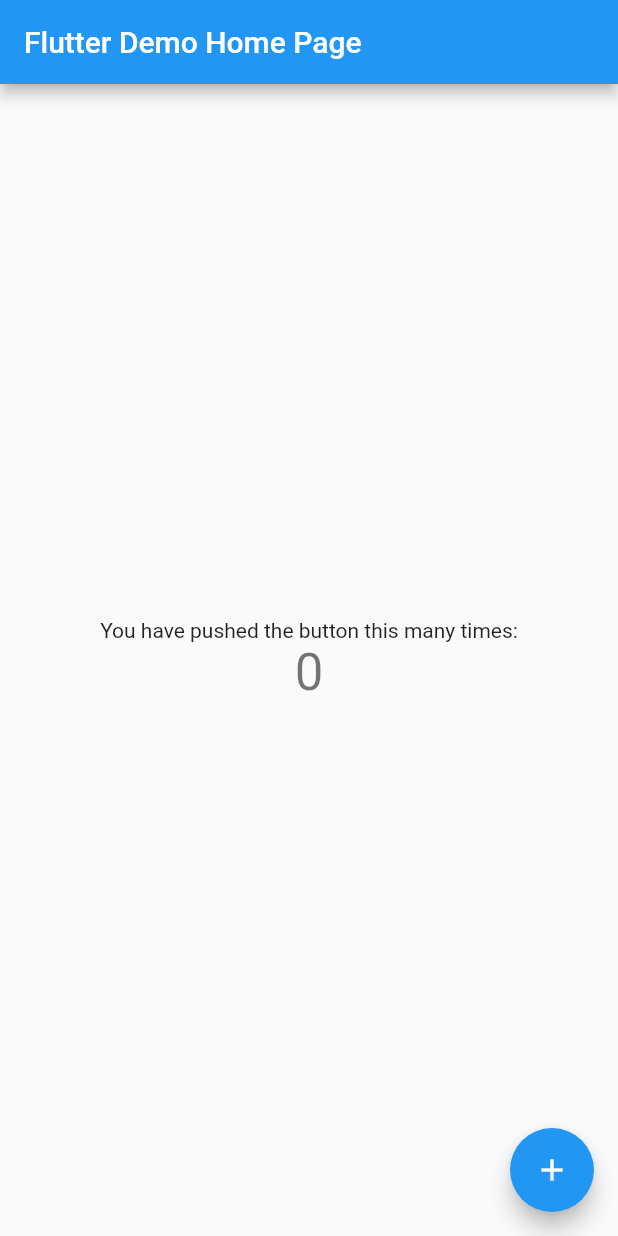
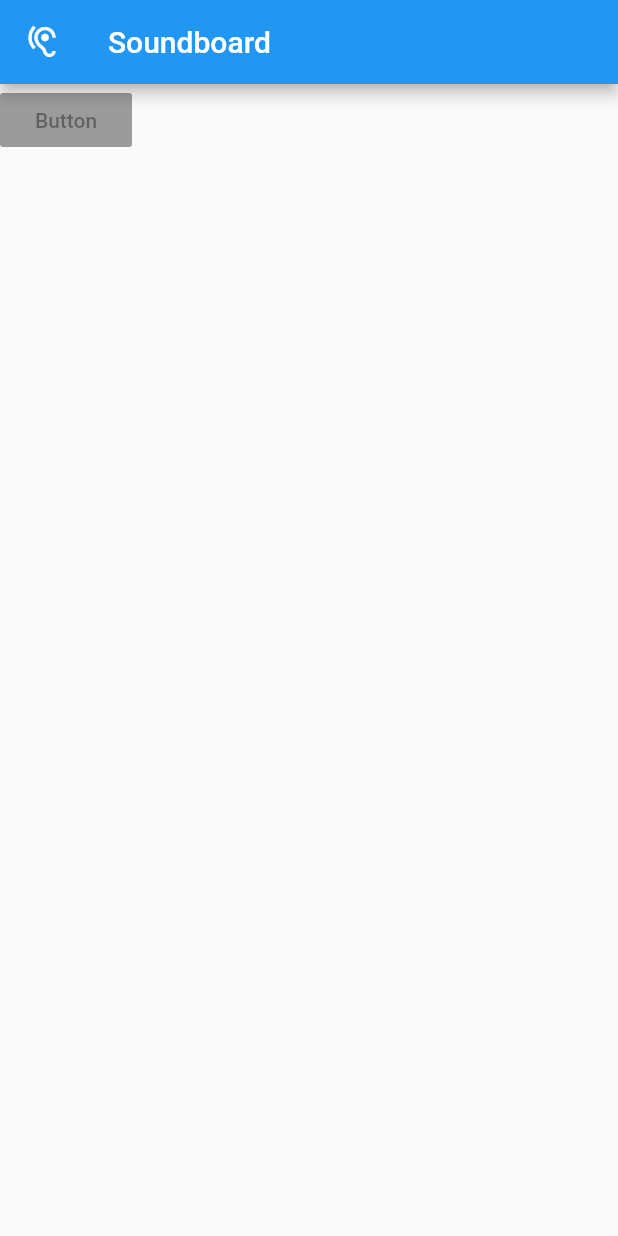
Before and after one commit to kirevdokimov/Flutter-Soundboard, a Flutter app: the screen it shows after launch, on a phone screen of 412 x 824 dp. Run offline on Flutter 3.47's test engine with Material 2 defaults, Android fonts, the light colour scheme and no system bars.

Commit message:
MainScreen frame

```diff
--- /dev/null
+++ b/lib/MainScreen.dart
@@ -0,0 +1,22 @@
+import 'package:flutter/material.dart';
+
+class MainScreen extends StatefulWidget{
+
+  State<StatefulWidget> createState() => new MainScreenState();
+
+}
+
+class MainScreenState extends State<StatefulWidget>{
+
+  @override
+  Widget build(BuildContext context) {
+    return new Scaffold(
+      appBar: new AppBar(title: new Text('Soundboard'), leading: new Icon(Icons.hearing)),
+      body: getBody(),
+    );
+  }
+
+  Widget getBody(){
+    return new RaisedButton(onPressed: null,child: new Text('Button'));
+  }
+}
--- a/lib/main.dart
+++ b/lib/main.dart
@@ -1,109 +1,9 @@
 import 'package:flutter/material.dart';
+import 'MainScreen.dart';
 
-void main() => runApp(new MyApp());
+var app = new MaterialApp(
+  title: 'Soundboard',
+  home: new MainScreen(),
+);
 
-class MyApp extends StatelessWidget {
-  // This widget is the root of your application.
-  @override
-  Widget build(BuildContext context) {
-    return new MaterialApp(
-      title: 'Flutter Demo',
-      theme: new ThemeData(
-        // This is the theme of your application.
-        //
-        // Try running your application with "flutter run". You'll see the
-        // application has a blue toolbar. Then, without quitting the app, try
-        // changing the primarySwatch below to Colors.green and then invoke
-        // "hot reload" (press "r" in the console where you ran "flutter run",
-        // or press Run > Flutter Hot Reload in IntelliJ). Notice that the
-        // counter didn't reset back to zero; the application is not restarted.
-        primarySwatch: Colors.blue,
-      ),
-      home: new MyHomePage(title: 'Flutter Demo Home Page'),
-    );
-  }
-}
-
-class MyHomePage extends StatefulWidget {
-  MyHomePage({Key key, this.title}) : super(key: key);
-
-  // This widget is the home page of your application. It is stateful, meaning
-  // that it has a State object (defined below) that contains fields that affect
-  // how it looks.
-
-  // This class is the configuration for the state. It holds the values (in this
-  // case the title) provided by the parent (in this case the App widget) and
-  // used by the build method of the State. Fields in a Widget subclass are
-  // always marked "final".
-
-  final String title;
-
-  @override
-  _MyHomePageState createState() => new _MyHomePageState();
-}
-
-class _MyHomePageState extends State<MyHomePage> {
-  int _counter = 0;
-
-  void _incrementCounter() {
-    setState(() {
-      // This call to setState tells the Flutter framework that something has
-      // changed in this State, which causes it to rerun the build method below
-      // so that the display can reflect the updated values. If we changed
-      // _counter without calling setState(), then the build method would not be
-      // called again, and so nothing would appear to happen.
-      _counter++;
-    });
-  }
-
-  @override
-  Widget build(BuildContext context) {
-    // This method is rerun every time setState is called, for instance as done
-    // by the _incrementCounter method above.
-    //
-    // The Flutter framework has been optimized to make rerunning build methods
-    // fast, so that you can just rebuild anything that needs updating rather
-    // than having to individually change instances of widgets.
-    return new Scaffold(
-      appBar: new AppBar(
-        // Here we take the value from the MyHomePage object that was created by
-        // the App.build method, and use it to set our appbar title.
-        title: new Text(widget.title),
-      ),
-      body: new Center(
-        // Center is a layout widget. It takes a single child and positions it
-        // in the middle of the parent.
-        child: new Column(
-          // Column is also layout widget. It takes a list of children and
-          // arranges them vertically. By default, it sizes itself to fit its
-          // children horizontally, and tries to be as tall as its parent.
-          //
-          // Invoke "debug paint" (press "p" in the console where you ran
-          // "flutter run", or select "Toggle Debug Paint" from the Flutter tool
-          // window in IntelliJ) to see the wireframe for each widget.
-          //
-          // Column has various properties to control how it sizes itself and
-          // how it positions its children. Here we use mainAxisAlignment to
-          // center the children vertically; the main axis here is the vertical
-          // axis because Columns are vertical (the cross axis would be
-          // horizontal).
-          mainAxisAlignment: MainAxisAlignment.center,
-          children: <Widget>[
-            new Text(
-              'You have pushed the button this many times:',
-            ),
-            new Text(
-              '$_counter',
-              style: Theme.of(context).textTheme.display1,
-            ),
-          ],
-        ),
-      ),
-      floatingActionButton: new FloatingActionButton(
-        onPressed: _incrementCounter,
-        tooltip: 'Increment',
-        child: new Icon(Icons.add),
-      ), // This trailing comma makes auto-formatting nicer for build methods.
-    );
-  }
-}
+void main() => runApp(app);
```
